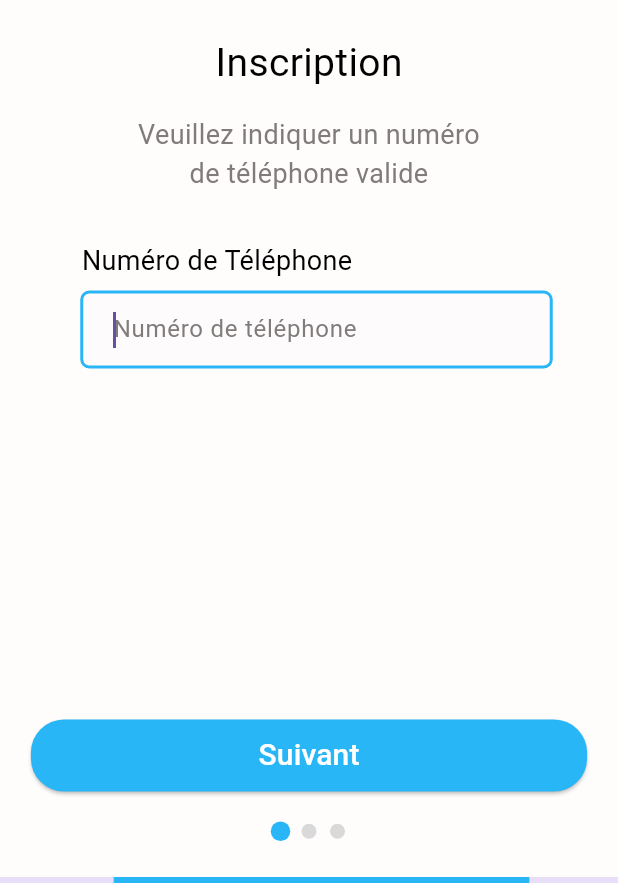
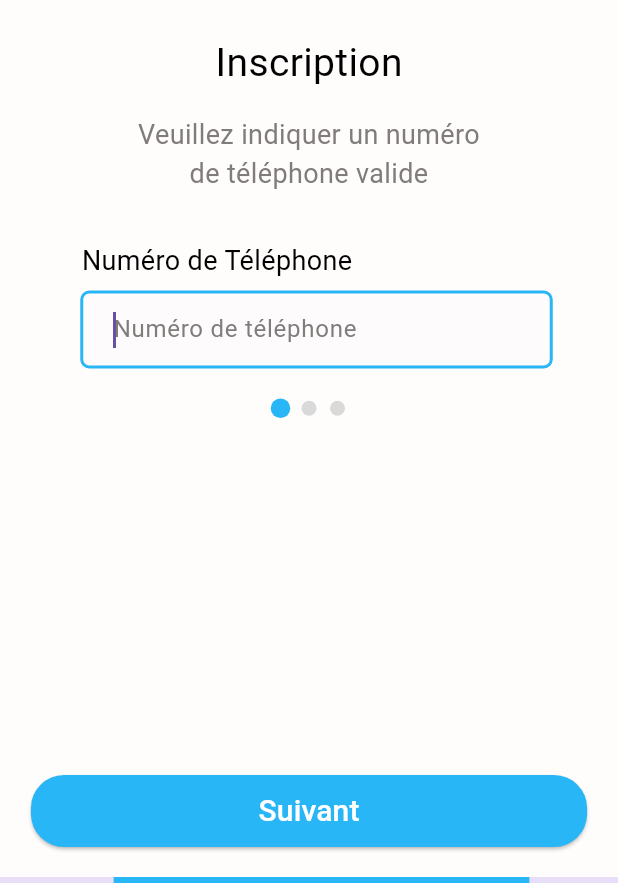
Before and after one commit to smallziz18/Niaxtu_mobile, a Flutter app: the screen it shows after launch, on a phone screen of 412 x 824 dp, the part 353-1236 px from its top. Run offline on Flutter 3.47's test engine with Material 3 defaults, Android fonts, the phone set to English and light mode, and no system bars; drawn by our look-alikes of smooth_page_indicator; our stand-ins replace cached_network_image, flutter_rating_bar, flutter_svg, pin_code_fields; Roboto replaces fonts that are missing (Book Antiqua, Poppins).

Commit message:
Interface_user

```diff
--- a/lib/presentation/incription_screen/inscription_screen.dart
+++ b/lib/presentation/incription_screen/inscription_screen.dart
@@ -68,7 +68,8 @@ class InscriptionScreen extends StatelessWidget {
             ),
             // Contenu principal
             Expanded(
-              child: Center(
+              child: SingleChildScrollView(
+                // Ajout de SingleChildScrollView pour gérer le défilement
                 child: Column(
                   children: [
                     const SizedBox(height: 24),
@@ -109,33 +110,6 @@ class InscriptionScreen extends StatelessWidget {
                     ),
                     const SizedBox(height: 32),
                     _buildPhoneNumberSection(),
-                    const Spacer(),
-                    Container(
-                      width: MediaQuery.of(context).size.width * 0.9,
-                      height: 48,
-                      margin: const EdgeInsets.symmetric(horizontal: 20),
-                      child: ElevatedButton(
-                        style: ElevatedButton.styleFrom(
-                          backgroundColor: const Color(0XFF29B6F6),
-                          shape: RoundedRectangleBorder(
-                            borderRadius: BorderRadius.circular(22),
-                          ),
-                        ),
-                        onPressed: () {
-                          Navigator.pushNamed(
-                              context, '/identification_screen');
-                        },
-                        child: const Text(
-                          "Suivant",
-                          style: TextStyle(
-                            color: Colors.white,
-                            fontSize: 20,
-                            fontFamily: 'Poppins',
-                            fontWeight: FontWeight.w500,
-                          ),
-                        ),
-                      ),
-                    ),
                     const SizedBox(height: 20),
                     SizedBox(
                       height: 13,
@@ -157,9 +131,39 @@ class InscriptionScreen extends StatelessWidget {
                 ),
               ),
             ),
-            // Barre de progression
-            const LinearProgressIndicator(
-              color: Color(0XFF29B6F6),
+            // Barre de progression et bouton Suivant
+            Column(
+              children: [
+                Container(
+                  width: MediaQuery.of(context).size.width * 0.9,
+                  height: 48,
+                  margin: const EdgeInsets.symmetric(horizontal: 20),
+                  child: ElevatedButton(
+                    style: ElevatedButton.styleFrom(
+                      backgroundColor: const Color(0XFF29B6F6),
+                      shape: RoundedRectangleBorder(
+                        borderRadius: BorderRadius.circular(22),
+                      ),
+                    ),
+                    onPressed: () {
+                      Navigator.pushNamed(context, '/identification_screen');
+                    },
+                    child: const Text(
+                      "Suivant",
+                      style: TextStyle(
+                        color: Colors.white,
+                        fontSize: 20,
+                        fontFamily: 'Poppins',
+                        fontWeight: FontWeight.w500,
+                      ),
+                    ),
+                  ),
+                ),
+                const SizedBox(height: 20),
+                const LinearProgressIndicator(
+                  color: Color(0XFF29B6F6),
+                ),
+              ],
             ),
           ],
         ),
```
Also changed, not shown: lib/presentation/mot_de_passe_screen/mot_de_passe_screen.dart (+6 -3 lines).
